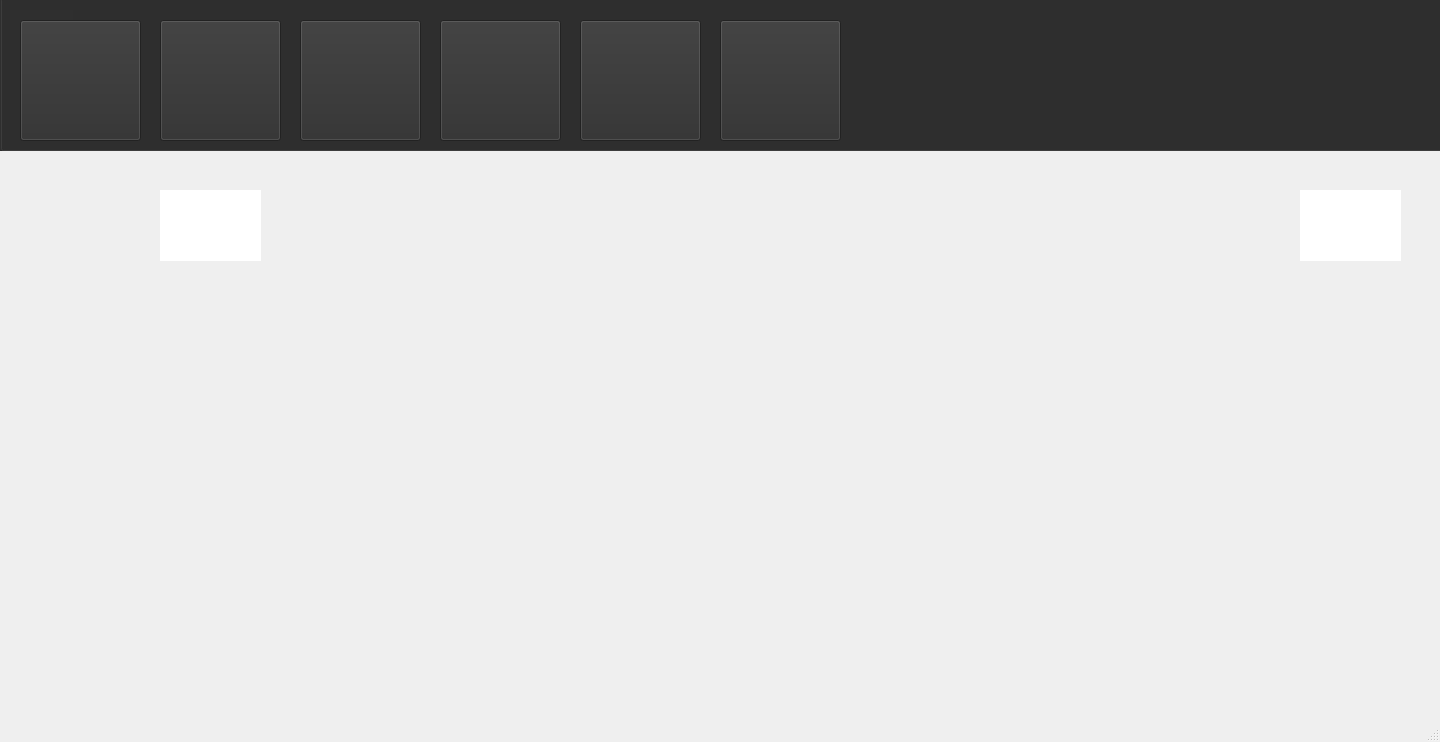
First picture: the form in ZombieVSPlants/zambiesgame.ui, repository parnianghaisari/Plants-vs.-Zombies-Game, before the edit.
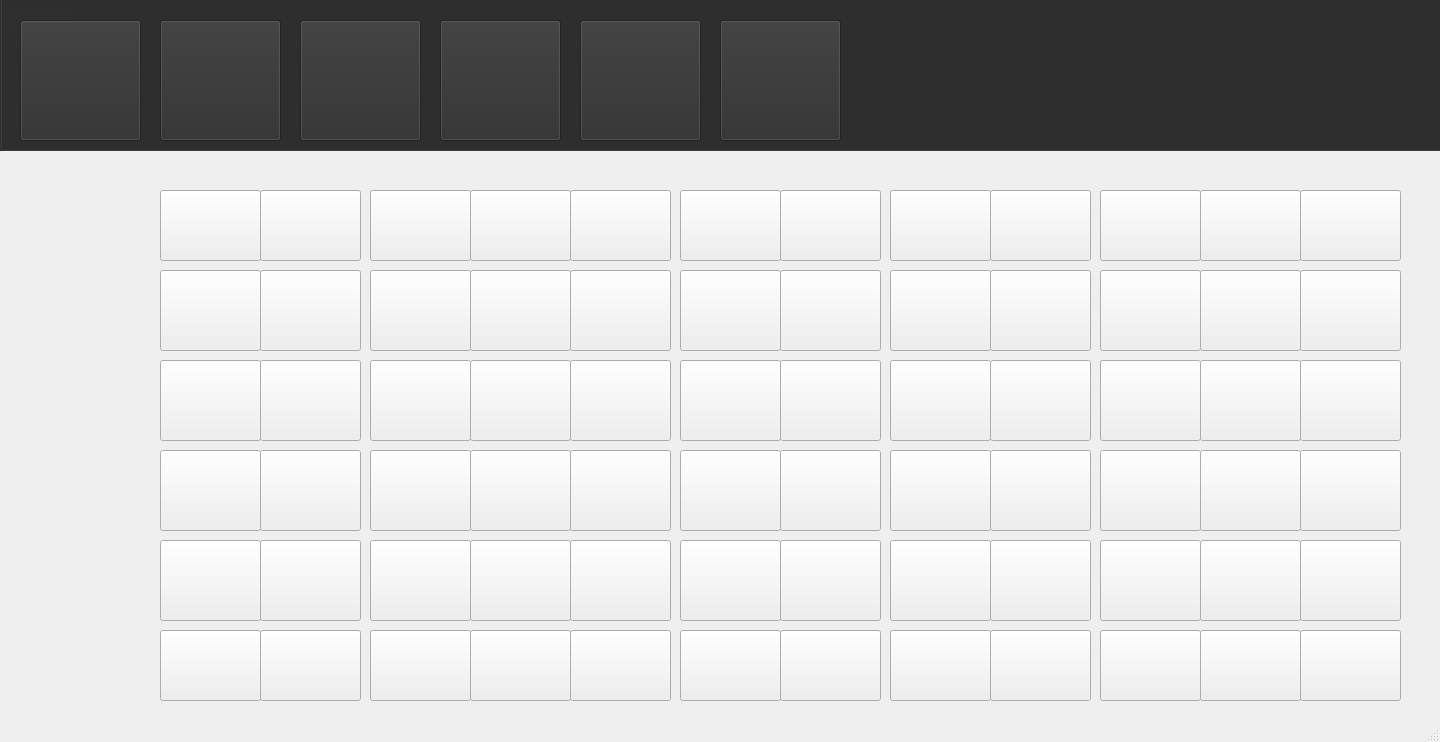
Second picture: the form after the edit.

```diff
--- a/ZombieVSPlants/zambiesgame.ui
+++ b/ZombieVSPlants/zambiesgame.ui
@@ -122,7 +122,7 @@
      </property>
     </widget>
    </widget>
-   <widget class="QLabel" name="label_2">
+   <widget class="QPushButton" name="pushButton_7">
     <property name="geometry">
      <rect>
       <x>160</x>
@@ -131,24 +131,928 @@
       <height>71</height>
      </rect>
     </property>
-    <property name="styleSheet">
-     <string notr="true">background-color: rgb(255, 255, 255);</string>
+    <property name="text">
+     <string/>
     </property>
+   </widget>
+   <widget class="QPushButton" name="pushButton_8">
+    <property name="geometry">
+     <rect>
+      <x>260</x>
+      <y>190</y>
+      <width>101</width>
+      <height>71</height>
+     </rect>
+    </property>
     <property name="text">
      <string/>
     </property>
    </widget>
-   <widget class="QLabel" name="label_3">
+   <widget class="QPushButton" name="pushButton_9">
     <property name="geometry">
      <rect>
+      <x>370</x>
+      <y>190</y>
+      <width>101</width>
+      <height>71</height>
+     </rect>
+    </property>
+    <property name="text">
+     <string/>
+    </property>
+   </widget>
+   <widget class="QPushButton" name="pushButton_10">
+    <property name="geometry">
+     <rect>
+      <x>470</x>
+      <y>190</y>
+      <width>101</width>
+      <height>71</height>
+     </rect>
+    </property>
+    <property name="text">
+     <string/>
+    </property>
+   </widget>
+   <widget class="QPushButton" name="pushButton_11">
+    <property name="geometry">
+     <rect>
+      <x>570</x>
+      <y>190</y>
+      <width>101</width>
+      <height>71</height>
+     </rect>
+    </property>
+    <property name="text">
+     <string/>
+    </property>
+   </widget>
+   <widget class="QPushButton" name="pushButton_12">
+    <property name="geometry">
+     <rect>
+      <x>680</x>
+      <y>190</y>
+      <width>101</width>
+      <height>71</height>
+     </rect>
+    </property>
+    <property name="text">
+     <string/>
+    </property>
+   </widget>
+   <widget class="QPushButton" name="pushButton_13">
+    <property name="geometry">
+     <rect>
+      <x>780</x>
+      <y>190</y>
+      <width>101</width>
+      <height>71</height>
+     </rect>
+    </property>
+    <property name="text">
+     <string/>
+    </property>
+   </widget>
+   <widget class="QPushButton" name="pushButton_14">
+    <property name="geometry">
+     <rect>
+      <x>890</x>
+      <y>190</y>
+      <width>101</width>
+      <height>71</height>
+     </rect>
+    </property>
+    <property name="text">
+     <string/>
+    </property>
+   </widget>
+   <widget class="QPushButton" name="pushButton_15">
+    <property name="geometry">
+     <rect>
+      <x>990</x>
+      <y>190</y>
+      <width>101</width>
+      <height>71</height>
+     </rect>
+    </property>
+    <property name="text">
+     <string/>
+    </property>
+   </widget>
+   <widget class="QPushButton" name="pushButton_16">
+    <property name="geometry">
+     <rect>
+      <x>1100</x>
+      <y>190</y>
+      <width>101</width>
+      <height>71</height>
+     </rect>
+    </property>
+    <property name="text">
+     <string/>
+    </property>
+   </widget>
+   <widget class="QPushButton" name="pushButton_17">
+    <property name="geometry">
+     <rect>
+      <x>1200</x>
+      <y>190</y>
+      <width>101</width>
+      <height>71</height>
+     </rect>
+    </property>
+    <property name="text">
+     <string/>
+    </property>
+   </widget>
+   <widget class="QPushButton" name="pushButton_18">
+    <property name="geometry">
+     <rect>
       <x>1300</x>
       <y>190</y>
       <width>101</width>
       <height>71</height>
      </rect>
     </property>
-    <property name="styleSheet">
-     <string notr="true">background-color: rgb(255, 255, 255);</string>
+    <property name="text">
+     <string/>
+    </property>
+   </widget>
+   <widget class="QPushButton" name="pushButton_23">
+    <property name="geometry">
+     <rect>
+      <x>160</x>
+      <y>270</y>
+      <width>101</width>
+      <height>81</height>
+     </rect>
+    </property>
+    <property name="text">
+     <string/>
+    </property>
+   </widget>
+   <widget class="QPushButton" name="pushButton_24">
+    <property name="geometry">
+     <rect>
+      <x>260</x>
+      <y>270</y>
+      <width>101</width>
+      <height>81</height>
+     </rect>
+    </property>
+    <property name="text">
+     <string/>
+    </property>
+   </widget>
+   <widget class="QPushButton" name="pushButton_25">
+    <property name="geometry">
+     <rect>
+      <x>370</x>
+      <y>270</y>
+      <width>101</width>
+      <height>81</height>
+     </rect>
+    </property>
+    <property name="text">
+     <string/>
+    </property>
+   </widget>
+   <widget class="QPushButton" name="pushButton_26">
+    <property name="geometry">
+     <rect>
+      <x>470</x>
+      <y>270</y>
+      <width>101</width>
+      <height>81</height>
+     </rect>
+    </property>
+    <property name="text">
+     <string/>
+    </property>
+   </widget>
+   <widget class="QPushButton" name="pushButton_27">
+    <property name="geometry">
+     <rect>
+      <x>570</x>
+      <y>270</y>
+      <width>101</width>
+      <height>81</height>
+     </rect>
+    </property>
+    <property name="text">
+     <string/>
+    </property>
+   </widget>
+   <widget class="QPushButton" name="pushButton_28">
+    <property name="geometry">
+     <rect>
+      <x>680</x>
+      <y>270</y>
+      <width>101</width>
+      <height>81</height>
+     </rect>
+    </property>
+    <property name="text">
+     <string/>
+    </property>
+   </widget>
+   <widget class="QPushButton" name="pushButton_29">
+    <property name="geometry">
+     <rect>
+      <x>780</x>
+      <y>270</y>
+      <width>101</width>
+      <height>81</height>
+     </rect>
+    </property>
+    <property name="text">
+     <string/>
+    </property>
+   </widget>
+   <widget class="QPushButton" name="pushButton_30">
+    <property name="geometry">
+     <rect>
+      <x>890</x>
+      <y>270</y>
+      <width>101</width>
+      <height>81</height>
+     </rect>
+    </property>
+    <property name="text">
+     <string/>
+    </property>
+   </widget>
+   <widget class="QPushButton" name="pushButton_31">
+    <property name="geometry">
+     <rect>
+      <x>990</x>
+      <y>270</y>
+      <width>101</width>
+      <height>81</height>
+     </rect>
+    </property>
+    <property name="text">
+     <string/>
+    </property>
+   </widget>
+   <widget class="QPushButton" name="pushButton_32">
+    <property name="geometry">
+     <rect>
+      <x>1100</x>
+      <y>270</y>
+      <width>101</width>
+      <height>81</height>
+     </rect>
+    </property>
+    <property name="text">
+     <string/>
+    </property>
+   </widget>
+   <widget class="QPushButton" name="pushButton_33">
+    <property name="geometry">
+     <rect>
+      <x>1200</x>
+      <y>270</y>
+      <width>101</width>
+      <height>81</height>
+     </rect>
+    </property>
+    <property name="text">
+     <string/>
+    </property>
+   </widget>
+   <widget class="QPushButton" name="pushButton_34">
+    <property name="geometry">
+     <rect>
+      <x>1300</x>
+      <y>270</y>
+      <width>101</width>
+      <height>81</height>
+     </rect>
+    </property>
+    <property name="text">
+     <string/>
+    </property>
+   </widget>
+   <widget class="QPushButton" name="pushButton_35">
+    <property name="geometry">
+     <rect>
+      <x>780</x>
+      <y>360</y>
+      <width>101</width>
+      <height>81</height>
+     </rect>
+    </property>
+    <property name="text">
+     <string/>
+    </property>
+   </widget>
+   <widget class="QPushButton" name="pushButton_36">
+    <property name="geometry">
+     <rect>
+      <x>470</x>
+      <y>360</y>
+      <width>101</width>
+      <height>81</height>
+     </rect>
+    </property>
+    <property name="text">
+     <string/>
+    </property>
+   </widget>
+   <widget class="QPushButton" name="pushButton_37">
+    <property name="geometry">
+     <rect>
+      <x>370</x>
+      <y>360</y>
+      <width>101</width>
+      <height>81</height>
+     </rect>
+    </property>
+    <property name="text">
+     <string/>
+    </property>
+   </widget>
+   <widget class="QPushButton" name="pushButton_38">
+    <property name="geometry">
+     <rect>
+      <x>570</x>
+      <y>360</y>
+      <width>101</width>
+      <height>81</height>
+     </rect>
+    </property>
+    <property name="text">
+     <string/>
+    </property>
+   </widget>
+   <widget class="QPushButton" name="pushButton_39">
+    <property name="geometry">
+     <rect>
+      <x>990</x>
+      <y>360</y>
+      <width>101</width>
+      <height>81</height>
+     </rect>
+    </property>
+    <property name="text">
+     <string/>
+    </property>
+   </widget>
+   <widget class="QPushButton" name="pushButton_40">
+    <property name="geometry">
+     <rect>
+      <x>1200</x>
+      <y>360</y>
+      <width>101</width>
+      <height>81</height>
+     </rect>
+    </property>
+    <property name="text">
+     <string/>
+    </property>
+   </widget>
+   <widget class="QPushButton" name="pushButton_41">
+    <property name="geometry">
+     <rect>
+      <x>160</x>
+      <y>360</y>
+      <width>101</width>
+      <height>81</height>
+     </rect>
+    </property>
+    <property name="text">
+     <string/>
+    </property>
+   </widget>
+   <widget class="QPushButton" name="pushButton_42">
+    <property name="geometry">
+     <rect>
+      <x>260</x>
+      <y>360</y>
+      <width>101</width>
+      <height>81</height>
+     </rect>
+    </property>
+    <property name="text">
+     <string/>
+    </property>
+   </widget>
+   <widget class="QPushButton" name="pushButton_43">
+    <property name="geometry">
+     <rect>
+      <x>680</x>
+      <y>360</y>
+      <width>101</width>
+      <height>81</height>
+     </rect>
+    </property>
+    <property name="text">
+     <string/>
+    </property>
+   </widget>
+   <widget class="QPushButton" name="pushButton_44">
+    <property name="geometry">
+     <rect>
+      <x>1100</x>
+      <y>360</y>
+      <width>101</width>
+      <height>81</height>
+     </rect>
+    </property>
+    <property name="text">
+     <string/>
+    </property>
+   </widget>
+   <widget class="QPushButton" name="pushButton_45">
+    <property name="geometry">
+     <rect>
+      <x>1300</x>
+      <y>360</y>
+      <width>101</width>
+      <height>81</height>
+     </rect>
+    </property>
+    <property name="text">
+     <string/>
+    </property>
+   </widget>
+   <widget class="QPushButton" name="pushButton_46">
+    <property name="geometry">
+     <rect>
+      <x>890</x>
+      <y>360</y>
+      <width>101</width>
+      <height>81</height>
+     </rect>
+    </property>
+    <property name="text">
+     <string/>
+    </property>
+   </widget>
+   <widget class="QPushButton" name="pushButton_47">
+    <property name="geometry">
+     <rect>
+      <x>780</x>
+      <y>450</y>
+      <width>101</width>
+      <height>81</height>
+     </rect>
+    </property>
+    <property name="text">
+     <string/>
+    </property>
+   </widget>
+   <widget class="QPushButton" name="pushButton_48">
+    <property name="geometry">
+     <rect>
+      <x>470</x>
+      <y>450</y>
+      <width>101</width>
+      <height>81</height>
+     </rect>
+    </property>
+    <property name="text">
+     <string/>
+    </property>
+   </widget>
+   <widget class="QPushButton" name="pushButton_49">
+    <property name="geometry">
+     <rect>
+      <x>370</x>
+      <y>450</y>
+      <width>101</width>
+      <height>81</height>
+     </rect>
+    </property>
+    <property name="text">
+     <string/>
+    </property>
+   </widget>
+   <widget class="QPushButton" name="pushButton_50">
+    <property name="geometry">
+     <rect>
+      <x>570</x>
+      <y>450</y>
+      <width>101</width>
+      <height>81</height>
+     </rect>
+    </property>
+    <property name="text">
+     <string/>
+    </property>
+   </widget>
+   <widget class="QPushButton" name="pushButton_51">
+    <property name="geometry">
+     <rect>
+      <x>990</x>
+      <y>450</y>
+      <width>101</width>
+      <height>81</height>
+     </rect>
+    </property>
+    <property name="text">
+     <string/>
+    </property>
+   </widget>
+   <widget class="QPushButton" name="pushButton_52">
+    <property name="geometry">
+     <rect>
+      <x>1200</x>
+      <y>450</y>
+      <width>101</width>
+      <height>81</height>
+     </rect>
+    </property>
+    <property name="text">
+     <string/>
+    </property>
+   </widget>
+   <widget class="QPushButton" name="pushButton_53">
+    <property name="geometry">
+     <rect>
+      <x>160</x>
+      <y>450</y>
+      <width>101</width>
+      <height>81</height>
+     </rect>
+    </property>
+    <property name="text">
+     <string/>
+    </property>
+   </widget>
+   <widget class="QPushButton" name="pushButton_54">
+    <property name="geometry">
+     <rect>
+      <x>260</x>
+      <y>450</y>
+      <width>101</width>
+      <height>81</height>
+     </rect>
+    </property>
+    <property name="text">
+     <string/>
+    </property>
+   </widget>
+   <widget class="QPushButton" name="pushButton_55">
+    <property name="geometry">
+     <rect>
+      <x>680</x>
+      <y>450</y>
+      <width>101</width>
+      <height>81</height>
+     </rect>
+    </property>
+    <property name="text">
+     <string/>
+    </property>
+   </widget>
+   <widget class="QPushButton" name="pushButton_56">
+    <property name="geometry">
+     <rect>
+      <x>1100</x>
+      <y>450</y>
+      <width>101</width>
+      <height>81</height>
+     </rect>
+    </property>
+    <property name="text">
+     <string/>
+    </property>
+   </widget>
+   <widget class="QPushButton" name="pushButton_57">
+    <property name="geometry">
+     <rect>
+      <x>1300</x>
+      <y>450</y>
+      <width>101</width>
+      <height>81</height>
+     </rect>
+    </property>
+    <property name="text">
+     <string/>
+    </property>
+   </widget>
+   <widget class="QPushButton" name="pushButton_58">
+    <property name="geometry">
+     <rect>
+      <x>890</x>
+      <y>450</y>
+      <width>101</width>
+      <height>81</height>
+     </rect>
+    </property>
+    <property name="text">
+     <string/>
+    </property>
+   </widget>
+   <widget class="QPushButton" name="pushButton_59">
+    <property name="geometry">
+     <rect>
+      <x>780</x>
+      <y>540</y>
+      <width>101</width>
+      <height>81</height>
+     </rect>
+    </property>
+    <property name="text">
+     <string/>
+    </property>
+   </widget>
+   <widget class="QPushButton" name="pushButton_60">
+    <property name="geometry">
+     <rect>
+      <x>470</x>
+      <y>540</y>
+      <width>101</width>
+      <height>81</height>
+     </rect>
+    </property>
+    <property name="text">
+     <string/>
+    </property>
+   </widget>
+   <widget class="QPushButton" name="pushButton_61">
+    <property name="geometry">
+     <rect>
+      <x>370</x>
+      <y>540</y>
+      <width>101</width>
+      <height>81</height>
+     </rect>
+    </property>
+    <property name="text">
+     <string/>
+    </property>
+   </widget>
+   <widget class="QPushButton" name="pushButton_62">
+    <property name="geometry">
+     <rect>
+      <x>570</x>
+      <y>540</y>
+      <width>101</width>
+      <height>81</height>
+     </rect>
+    </property>
+    <property name="text">
+     <string/>
+    </property>
+   </widget>
+   <widget class="QPushButton" name="pushButton_63">
+    <property name="geometry">
+     <rect>
+      <x>990</x>
+      <y>540</y>
+      <width>101</width>
+      <height>81</height>
+     </rect>
+    </property>
+    <property name="text">
+     <string/>
+    </property>
+   </widget>
+   <widget class="QPushButton" name="pushButton_64">
+    <property name="geometry">
+     <rect>
+      <x>1200</x>
+      <y>540</y>
+      <width>101</width>
+      <height>81</height>
+     </rect>
+    </property>
+    <property name="text">
+     <string/>
+    </property>
+   </widget>
+   <widget class="QPushButton" name="pushButton_65">
+    <property name="geometry">
+     <rect>
+      <x>160</x>
+      <y>540</y>
+      <width>101</width>
+      <height>81</height>
+     </rect>
+    </property>
+    <property name="text">
+     <string/>
+    </property>
+   </widget>
+   <widget class="QPushButton" name="pushButton_66">
+    <property name="geometry">
+     <rect>
+      <x>260</x>
+      <y>540</y>
+      <width>101</width>
+      <height>81</height>
+     </rect>
+    </property>
+    <property name="text">
+     <string/>
+    </property>
+   </widget>
+   <widget class="QPushButton" name="pushButton_67">
+    <property name="geometry">
+     <rect>
+      <x>680</x>
+      <y>540</y>
+      <width>101</width>
+      <height>81</height>
+     </rect>
+    </property>
+    <property name="text">
+     <string/>
+    </property>
+   </widget>
+   <widget class="QPushButton" name="pushButton_68">
+    <property name="geometry">
+     <rect>
+      <x>1100</x>
+      <y>540</y>
+      <width>101</width>
+      <height>81</height>
+     </rect>
+    </property>
+    <property name="text">
+     <string/>
+    </property>
+   </widget>
+   <widget class="QPushButton" name="pushButton_69">
+    <property name="geometry">
+     <rect>
+      <x>1300</x>
+      <y>540</y>
+      <width>101</width>
+      <height>81</height>
+     </rect>
+    </property>
+    <property name="text">
+     <string/>
+    </property>
+   </widget>
+   <widget class="QPushButton" name="pushButton_70">
+    <property name="geometry">
+     <rect>
+      <x>890</x>
+      <y>540</y>
+      <width>101</width>
+      <height>81</height>
+     </rect>
+    </property>
+    <property name="text">
+     <string/>
+    </property>
+   </widget>
+   <widget class="QPushButton" name="pushButton_19">
+    <property name="geometry">
+     <rect>
+      <x>1300</x>
+      <y>630</y>
+      <width>101</width>
+      <height>71</height>
+     </rect>
+    </property>
+    <property name="text">
+     <string/>
+    </property>
+   </widget>
+   <widget class="QPushButton" name="pushButton_20">
+    <property name="geometry">
+     <rect>
+      <x>1200</x>
+      <y>630</y>
+      <width>101</width>
+      <height>71</height>
+     </rect>
+    </property>
+    <property name="text">
+     <string/>
+    </property>
+   </widget>
+   <widget class="QPushButton" name="pushButton_21">
+    <property name="geometry">
+     <rect>
+      <x>260</x>
+      <y>630</y>
+      <width>101</width>
+      <height>71</height>
+     </rect>
+    </property>
+    <property name="text">
+     <string/>
+    </property>
+   </widget>
+   <widget class="QPushButton" name="pushButton_22">
+    <property name="geometry">
+     <rect>
+      <x>1100</x>
+      <y>630</y>
+      <width>101</width>
+      <height>71</height>
+     </rect>
+    </property>
+    <property name="text">
+     <string/>
+    </property>
+   </widget>
+   <widget class="QPushButton" name="pushButton_71">
+    <property name="geometry">
+     <rect>
+      <x>780</x>
+      <y>630</y>
+      <width>101</width>
+      <height>71</height>
+     </rect>
+    </property>
+    <property name="text">
+     <string/>
+    </property>
+   </widget>
+   <widget class="QPushButton" name="pushButton_72">
+    <property name="geometry">
+     <rect>
+      <x>890</x>
+      <y>630</y>
+      <width>101</width>
+      <height>71</height>
+     </rect>
+    </property>
+    <property name="text">
+     <string/>
+    </property>
+   </widget>
+   <widget class="QPushButton" name="pushButton_73">
+    <property name="geometry">
+     <rect>
+      <x>470</x>
+      <y>630</y>
+      <width>101</width>
+      <height>71</height>
+     </rect>
+    </property>
+    <property name="text">
+     <string/>
+    </property>
+   </widget>
+   <widget class="QPushButton" name="pushButton_74">
+    <property name="geometry">
+     <rect>
+      <x>160</x>
+      <y>630</y>
+      <width>101</width>
+      <height>71</height>
+     </rect>
+    </property>
+    <property name="text">
+     <string/>
+    </property>
+   </widget>
+   <widget class="QPushButton" name="pushButton_75">
+    <property name="geometry">
+     <rect>
+      <x>370</x>
+      <y>630</y>
+      <width>101</width>
+      <height>71</height>
+     </rect>
+    </property>
+    <property name="text">
+     <string/>
+    </property>
+   </widget>
+   <widget class="QPushButton" name="pushButton_76">
+    <property name="geometry">
+     <rect>
+      <x>680</x>
+      <y>630</y>
+      <width>101</width>
+      <height>71</height>
+     </rect>
+    </property>
+    <property name="text">
+     <string/>
+    </property>
+   </widget>
+   <widget class="QPushButton" name="pushButton_77">
+    <property name="geometry">
+     <rect>
+      <x>990</x>
+      <y>630</y>
+      <width>101</width>
+      <height>71</height>
+     </rect>
+    </property>
+    <property name="text">
+     <string/>
+    </property>
+   </widget>
+   <widget class="QPushButton" name="pushButton_78">
+    <property name="geometry">
+     <rect>
+      <x>570</x>
+      <y>630</y>
+      <width>101</width>
+      <height>71</height>
+     </rect>
     </property>
     <property name="text">
      <string/>
```
